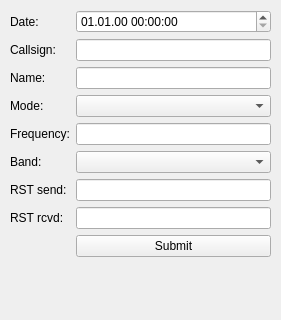
Old version of the form src/plugins/logbook/logbookformdialog.ui in the repository Norman0406/LISA.
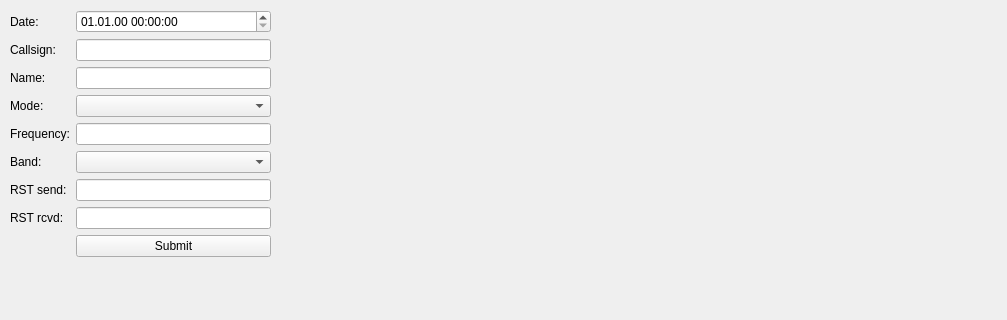
New version of the form.

```diff
--- a/src/plugins/logbook/logbookformdialog.ui
+++ b/src/plugins/logbook/logbookformdialog.ui
@@ -6,7 +6,7 @@
    <rect>
     <x>0</x>
     <y>0</y>
-    <width>281</width>
+    <width>1007</width>
     <height>320</height>
    </rect>
   </property>
```
Left out of the diff: 21 changed lines with no effect on the pictures.
